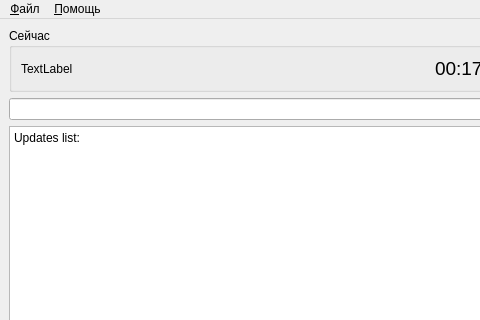
This is main.ui in cypok/qttt as Qt 5 draws it before an edit; both pictures show x 0 to 480 and y 0 to 320 of the 616 by 461 pixel window. The edited form follows.
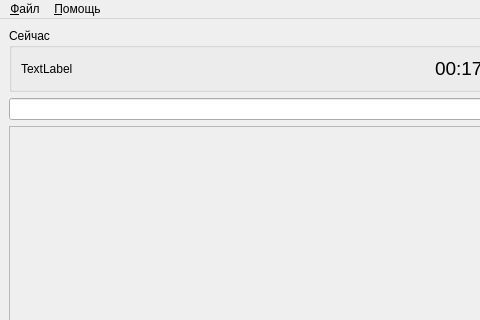
This is the edited form.

Commit message: Показ апдейтов как отделных QTextBrowser

Diff of the .ui file:
```diff
--- a/main.ui
+++ b/main.ui
@@ -78,13 +78,20 @@
      </layout>
     </item>
     <item>
-     <widget class="QPlainTextEdit" name="te_updates">
-      <property name="readOnly">
+     <widget class="QScrollArea" name="sa_updates">
+      <property name="widgetResizable">
        <bool>true</bool>
       </property>
-      <property name="plainText">
-       <string>Updates list:</string>
-      </property>
+      <widget class="QWidget" name="scrollAreaWidgetContents">
+       <property name="geometry">
+        <rect>
+         <x>0</x>
+         <y>0</y>
+         <width>602</width>
+         <height>301</height>
+        </rect>
+       </property>
+      </widget>
      </widget>
     </item>
    </layout>
```
The commit also changes 1 other file.
